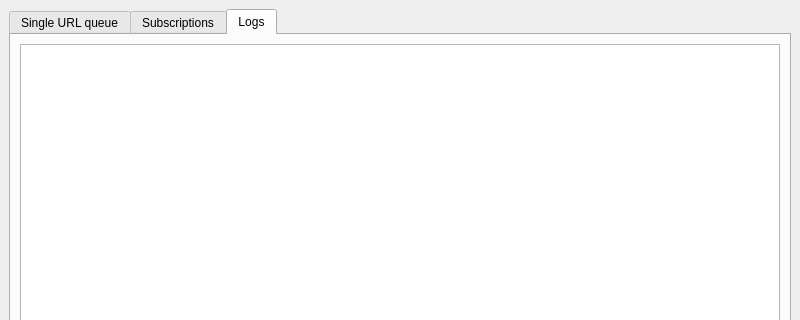
Qt form src/hydownloader-systray/mainwindow.ui (thatfuckingbird/hydownloader-systray) before a commit; both pictures show x 0 to 800 and y 0 to 320 of the 800 by 600 pixel window.
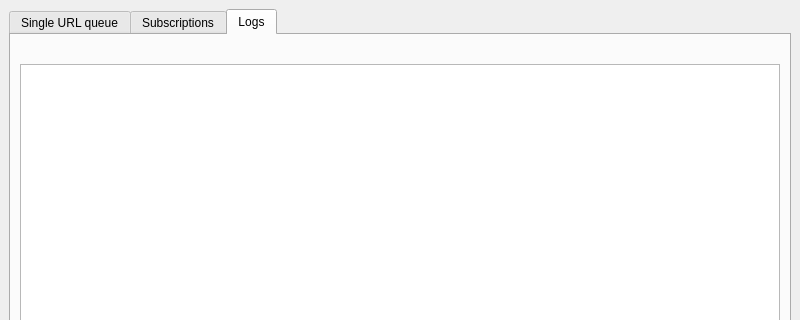
The same form after that commit. The open tabs and pages were chosen to show the change.

```diff
--- a/src/hydownloader-systray/mainwindow.ui
+++ b/src/hydownloader-systray/mainwindow.ui
@@ -251,6 +251,19 @@
         <string>Logs</string>
        </attribute>
        <layout class="QVBoxLayout" name="verticalLayout_3">
+        <item>
+         <widget class="QLabel" name="currentLogLabel">
+          <property name="font">
+           <font>
+            <weight>75</weight>
+            <bold>true</bold>
+           </font>
+          </property>
+          <property name="text">
+           <string/>
+          </property>
+         </widget>
+        </item>
         <item>
          <widget class="QTableView" name="logTableView">
           <property name="alternatingRowColors">
```
Left out of the diff: 2 changed lines with no effect on the pictures.
